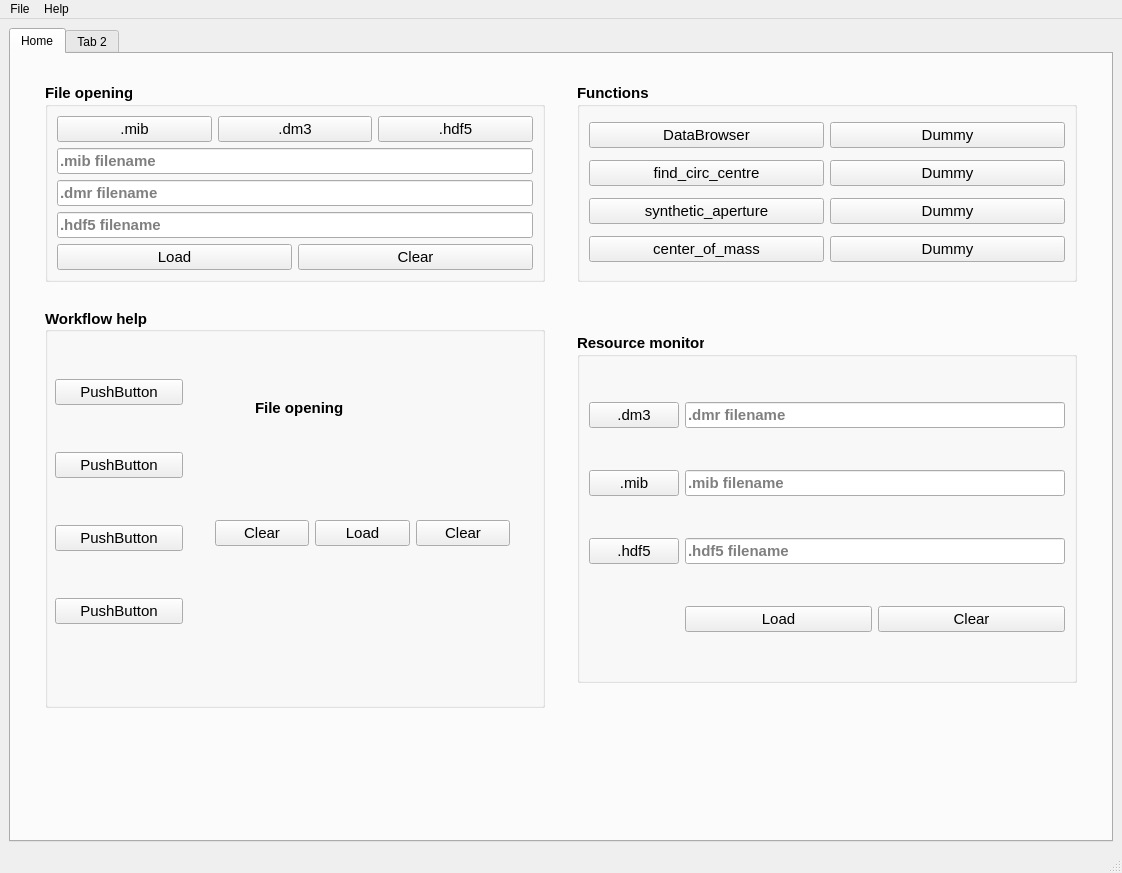
Before: the Qt Designer form homescreen.ui in CS26-FPD-Explorer/FPD-Explorer, drawn with Qt 5.
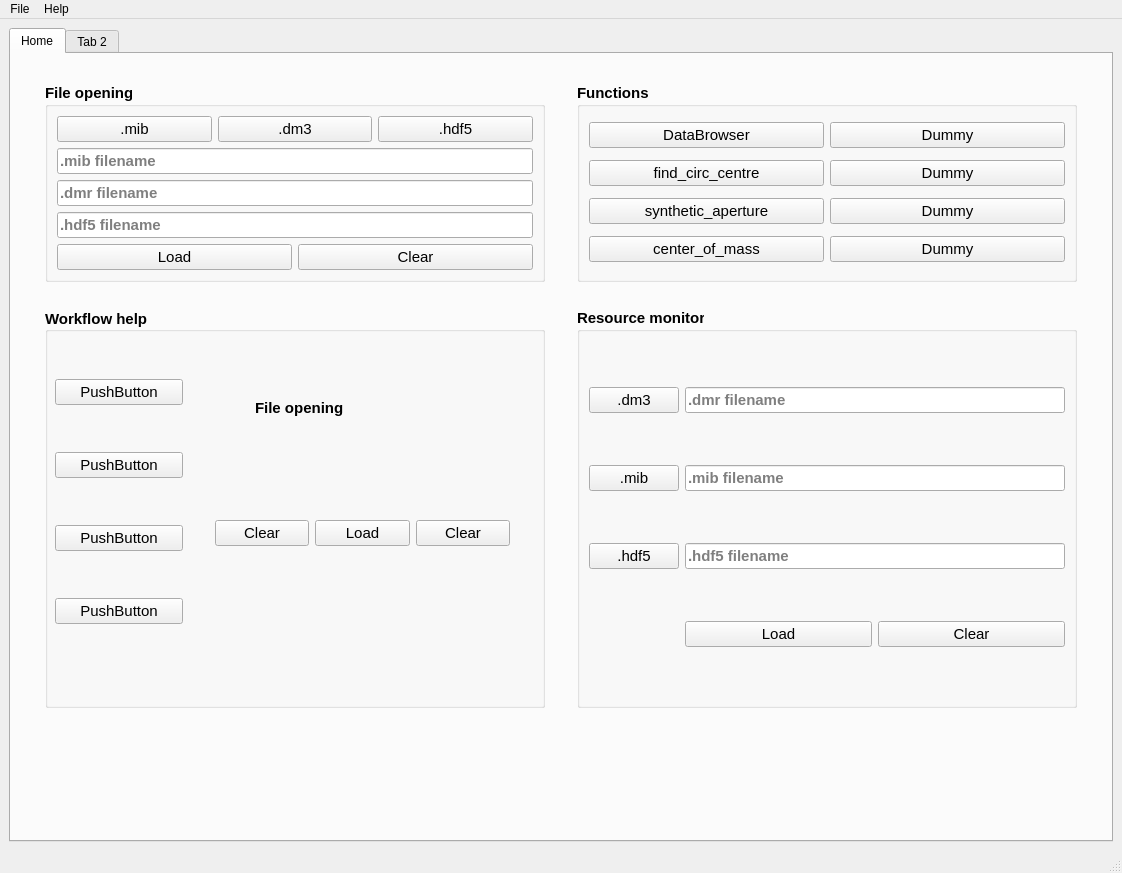
After: the same form once the commit is applied.

Commit message: Layout updates to match the behaviour of adjacent groupBoxes

The edit to the form file:
```diff
--- a/homescreen.ui
+++ b/homescreen.ui
@@ -64,7 +64,7 @@
           <property name="maximumSize">
            <size>
             <width>16777215</width>
-            <height>350</height>
+            <height>16777215</height>
            </size>
           </property>
           <property name="font">
```
Left out of the diff: 40 changed lines with no effect on the pictures. The commit also changes 1 other file.
